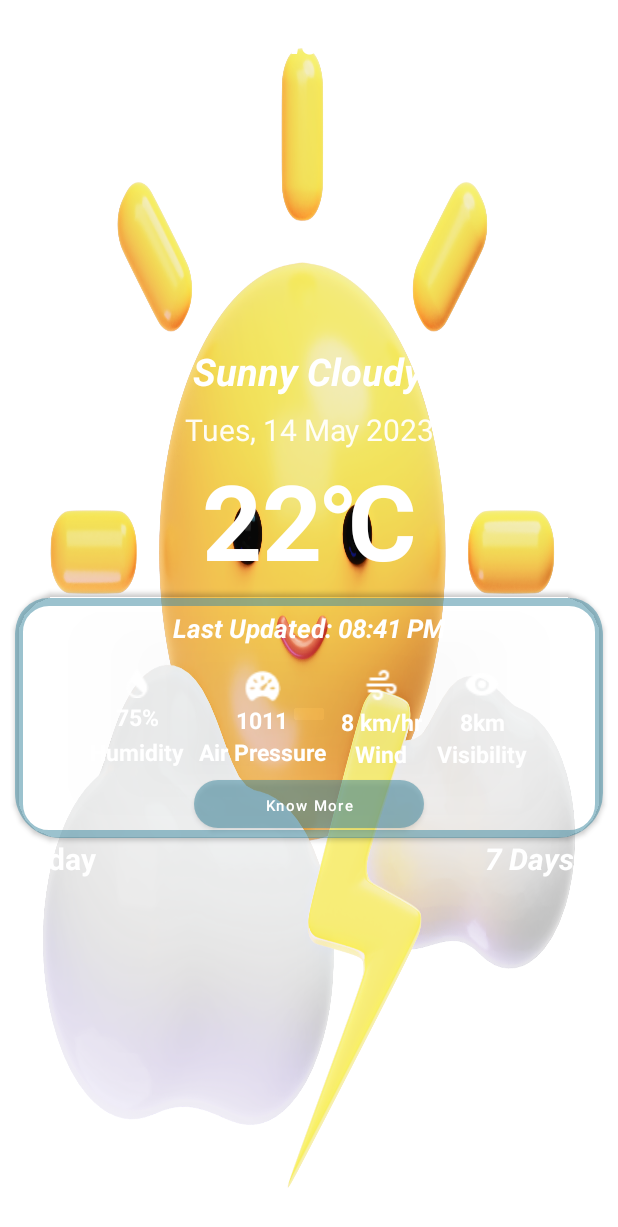
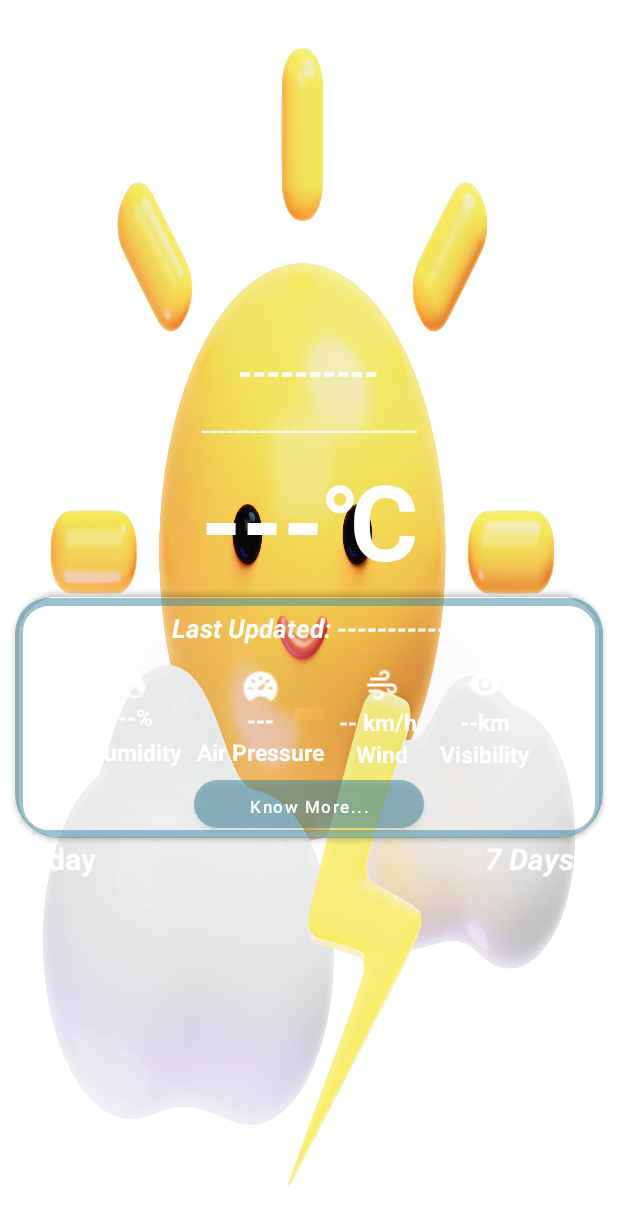
Before and after one commit to Toluwanimi9259/SkyCast, an Android app: the MainFragment screen opened directly, with no data from a screen before it, on a phone screen of 412 x 824 dp. Shown: the top 1227 px of the screen. Run offline under Robolectric (Android 15) with nearby library versions, the phone set to English and light mode, and no system bars; our stand-ins replace Dagger/Hilt's generated code, Picasso; pictures from the network do not load; 1 statement that could not run was skipped.

Commit message:
Made Some UI Changes

```diff
--- a/app/src/main/java/com/techafresh/skycast/MainActivity.kt
+++ b/app/src/main/java/com/techafresh/skycast/MainActivity.kt
@@ -88,15 +88,6 @@ class MainActivity : AppCompatActivity() {
         binding = ActivityMainBinding.inflate(layoutInflater)
         setContentView(binding.root)
         supportActionBar!!.hide()
-
-        val receiver = ComponentName(applicationContext, BootCompleteReceiver::class.java)
-
-        applicationContext.packageManager?.setComponentEnabledSetting(
-            receiver,
-            PackageManager.COMPONENT_ENABLED_STATE_ENABLED,
-            PackageManager.DONT_KILL_APP
-        )
-
 
         notificationManager = getSystemService(Context.NOTIFICATION_SERVICE) as NotificationManager
 //        scheduleForecastNotification()
@@ -311,7 +302,6 @@ class MainActivity : AppCompatActivity() {
                 }else {
                     turnOnInternet()
                 }
-
             })
         snackbar.show()
     }
--- a/app/src/main/java/com/techafresh/skycast/presentation/adapters/DaysAdapter.kt
+++ b/app/src/main/java/com/techafresh/skycast/presentation/adapters/DaysAdapter.kt
@@ -17,7 +17,7 @@ class DaysAdapter(private val days : List<Forecastday>) : RecyclerView.Adapter<D
         @SuppressLint("SetTextI18n")
         fun bind(forecastday: Forecastday){
             var date = formatDate(forecastday.date)
-            binding.textViewDate1.text = date.substring(0,4)
+            binding.textViewDate1.text = date.substring(0,4)+" "
             binding.textViewDate22.text = date.substring(5)
             binding.textViewTemp3.text = forecastday.day.avgtemp_c.toString()+"℃"
             Picasso.get().load("https:"+forecastday.day.condition.icon).placeholder(R.drawable.mooncloudfastwind).into(binding.imageViewCondition3)
--- a/app/src/main/java/com/techafresh/skycast/presentation/adapters/HoursAdapter.kt
+++ b/app/src/main/java/com/techafresh/skycast/presentation/adapters/HoursAdapter.kt
@@ -23,7 +23,7 @@ class HoursAdapter(private val hours : List<Hour> , private val currentHour : St
 //                binding.cardViewHour.setCardBackgroundColor(R.color.sd)
             }
             binding.textViewHour.text = formatTime(hour.time)
-            Picasso.get().load("https:"+hour.condition.icon).placeholder(R.drawable.cloudzap).into(binding.imageViewCondition4)
+            Picasso.get().load("https:"+hour.condition.icon).into(binding.imageViewCondition4)
             Log.d("MYTAG IMAGE URL = " , hour.condition.icon)
 //            Glide.with(binding.textViewTemp.context).load("http://goo.gl/gEgYUd").placeholder(R.drawable.cloudzap).into(binding.imageViewCondition4)
             binding.textViewTemp.text = hour.temp_c.toString()+"℃"
--- a/app/src/main/res/layout/card_item.xml
+++ b/app/src/main/res/layout/card_item.xml
@@ -33,7 +33,7 @@
                 app:layout_constraintHorizontal_bias="0.5"
                 app:layout_constraintStart_toStartOf="parent"
                 app:layout_constraintTop_toBottomOf="@+id/textViewHour"
-                app:srcCompat="@drawable/cloudzap" />
+                />
 
             <TextView
                 android:id="@+id/textViewHour"
--- a/app/src/main/res/layout/fragment_main.xml
+++ b/app/src/main/res/layout/fragment_main.xml
@@ -35,7 +35,7 @@
             android:layout_width="wrap_content"
             android:layout_height="wrap_content"
             android:layout_gravity="center"
-            android:text="Ibadan, "
+            android:text="------, "
             android:drawableLeft="@drawable/baseline_location_on_24"
             android:textColor="@color/white"
             android:textSize="30sp"
@@ -46,7 +46,7 @@
             android:layout_width="wrap_content"
             android:layout_height="wrap_content"
             android:layout_gravity="center"
-            android:text="Oyo"
+            android:text="---"
             android:textColor="@color/white"
             android:textSize="30sp"
             android:textStyle="italic" />
@@ -105,7 +105,7 @@
         android:layout_width="wrap_content"
         android:layout_height="wrap_content"
         android:layout_marginTop="8dp"
-        android:text="Tues, 14 May 2023"
+        android:text="---------------------------"
         android:textAlignment="center"
         android:textColor="@color/ff"
         android:textSize="20sp"
@@ -119,7 +119,7 @@
         android:id="@+id/textViewCondition"
         android:layout_width="wrap_content"
         android:layout_height="wrap_content"
-        android:text="Sunny Cloudy"
+        android:text="----------"
         android:textColor="@color/white"
         android:textSize="25sp"
         android:textStyle="bold|italic"
@@ -132,7 +132,7 @@
         android:id="@+id/textViewTemperature"
         android:layout_width="wrap_content"
         android:layout_height="wrap_content"
-        android:text="@string/dd"
+        android:text="---℃"
         android:textAlignment="viewStart"
         android:textColor="@color/white"
         android:textSize="70sp"
@@ -173,7 +173,7 @@
                 android:text="@string/kn"
                 android:textAllCaps="false"
                 android:textColor="@color/white"
-                android:textSize="10sp"
+                android:textSize="11sp"
                 android:textStyle="normal"
                 app:backgroundTint="@null"
                 app:layout_constraintBottom_toBottomOf="parent"
@@ -211,7 +211,7 @@
                         android:layout_width="match_parent"
                         android:layout_height="wrap_content"
                         android:layout_marginTop="2dp"
-                        android:text="75%"
+                        android:text="--%"
                         android:textAlignment="center"
                         android:textColor="@color/white"
                         android:textSize="15sp"
@@ -246,7 +246,7 @@
                         android:id="@+id/textViewAirPressure"
                         android:layout_width="match_parent"
                         android:layout_height="wrap_content"
-                        android:text="1011"
+                        android:text="---"
                         android:textAlignment="center"
                         android:textColor="@color/white"
                         android:textSize="15sp"
@@ -281,7 +281,7 @@
                         android:layout_width="match_parent"
                         android:layout_height="wrap_content"
                         android:layout_marginTop="2dp"
-                        android:text="8 km/hr"
+                        android:text="-- km/hr"
                         android:textAlignment="center"
                         android:textColor="@color/white"
                         android:textSize="15sp"
@@ -317,7 +317,7 @@
                         android:layout_width="match_parent"
                         android:layout_height="wrap_content"
                         android:layout_marginTop="2dp"
-                        android:text="8km"
+                        android:text="--km"
                         android:textAlignment="center"
                         android:textColor="@color/white"
                         android:textSize="15sp"
@@ -340,7 +340,7 @@
                 android:layout_width="wrap_content"
                 android:layout_height="wrap_content"
                 android:layout_marginTop="8dp"
-                android:text="Last Updated: 08:41 PM"
+                android:text="Last Updated: -----------"
                 android:textAlignment="center"
                 android:textColor="@color/white"
                 android:textSize="17sp"
--- a/app/src/main/res/values-night/themes.xml
+++ b/app/src/main/res/values-night/themes.xml
@@ -3,7 +3,7 @@
     <style name="Theme.SkyCast" parent="Theme.MaterialComponents.DayNight.DarkActionBar">
         <!-- Primary brand color. -->
         <item name="colorPrimary">@color/purple_200</item>
-        <item name="colorPrimaryVariant">@color/purple_700</item>
+        <item name="colorPrimaryVariant">@color/black</item>
         <item name="colorOnPrimary">@color/black</item>
         <!-- Secondary brand color. -->
         <item name="colorSecondary">@color/teal_200</item>
--- a/app/src/main/res/values/strings.xml
+++ b/app/src/main/res/values/strings.xml
@@ -7,7 +7,7 @@
     <string name="onb3">Get the weather and stay safe</string>
     <string name="dd">22℃</string>
     <string name="cc">19°</string>
-    <string name="kn">Know More</string>
+    <string name="kn">Know More...</string>
     <string name="lorem1">Quick and Easy Signup for Weather API
 WeatherAPI.com makes it super easy to integrate our realtime, daily, hourly and 15 min interval weather forecast data, historical weather, bulk request,
 </string>
--- a/app/src/main/res/values/themes.xml
+++ b/app/src/main/res/values/themes.xml
@@ -2,8 +2,8 @@
     <!-- Base application theme. -->
     <style name="Theme.SkyCast" parent="Theme.MaterialComponents.DayNight.DarkActionBar">
         <!-- Primary brand color. -->
-        <item name="colorPrimary">@color/purple_500</item>
-        <item name="colorPrimaryVariant">@color/purple_700</item>
+        <item name="colorPrimary">@color/black</item>
+        <item name="colorPrimaryVariant">@color/black</item>
         <item name="colorOnPrimary">@color/white</item>
         <!-- Secondary brand color. -->
         <item name="colorSecondary">@color/teal_200</item>
```
Also changed, not shown: app/src/main/AndroidManifest.xml (+0 -16 lines), app/src/main/java/com/techafresh/skycast/presentation/fragments/details/DetailFragment.kt (+3 -5 lines), app/src/main/res/layout/fragment_days.xml (+5 -5 lines), app/src/main/res/layout/fragment_detail.xml (+20 -20 lines).
